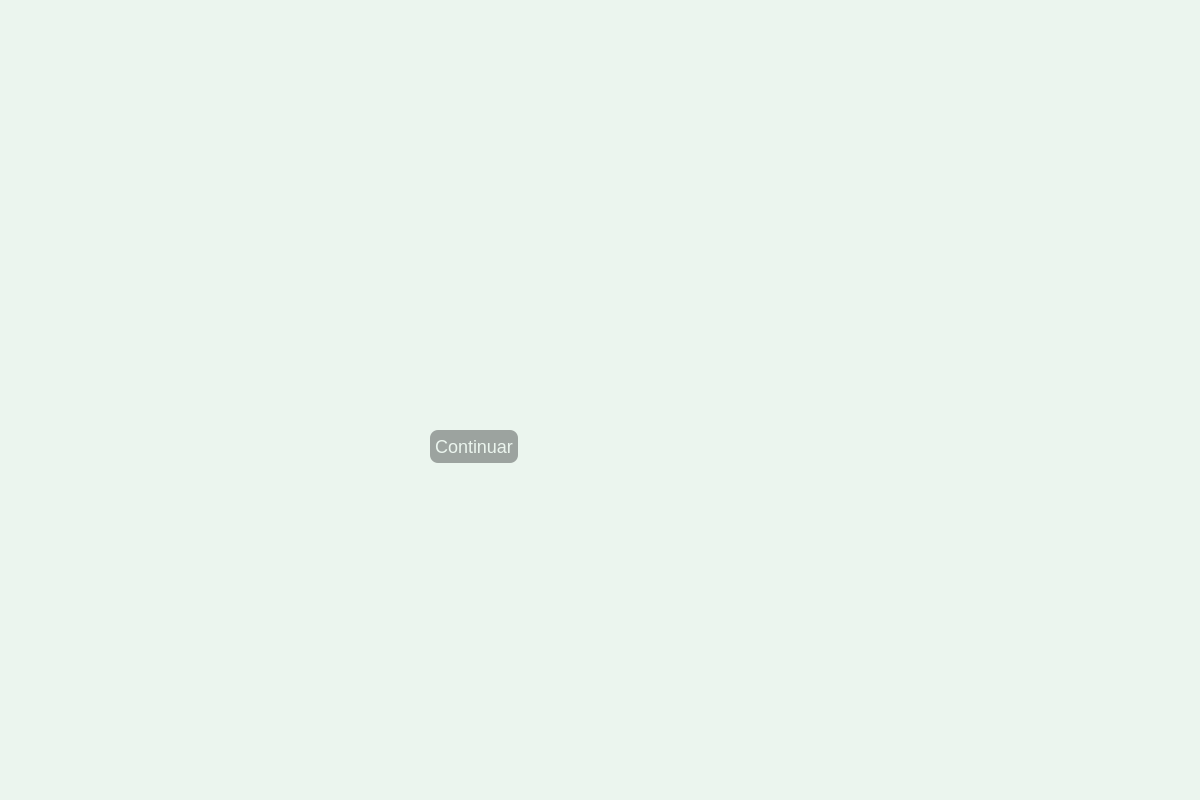
ce-itcr/Gladiators-GBP, file app/pregame.ui: the form before one commit.
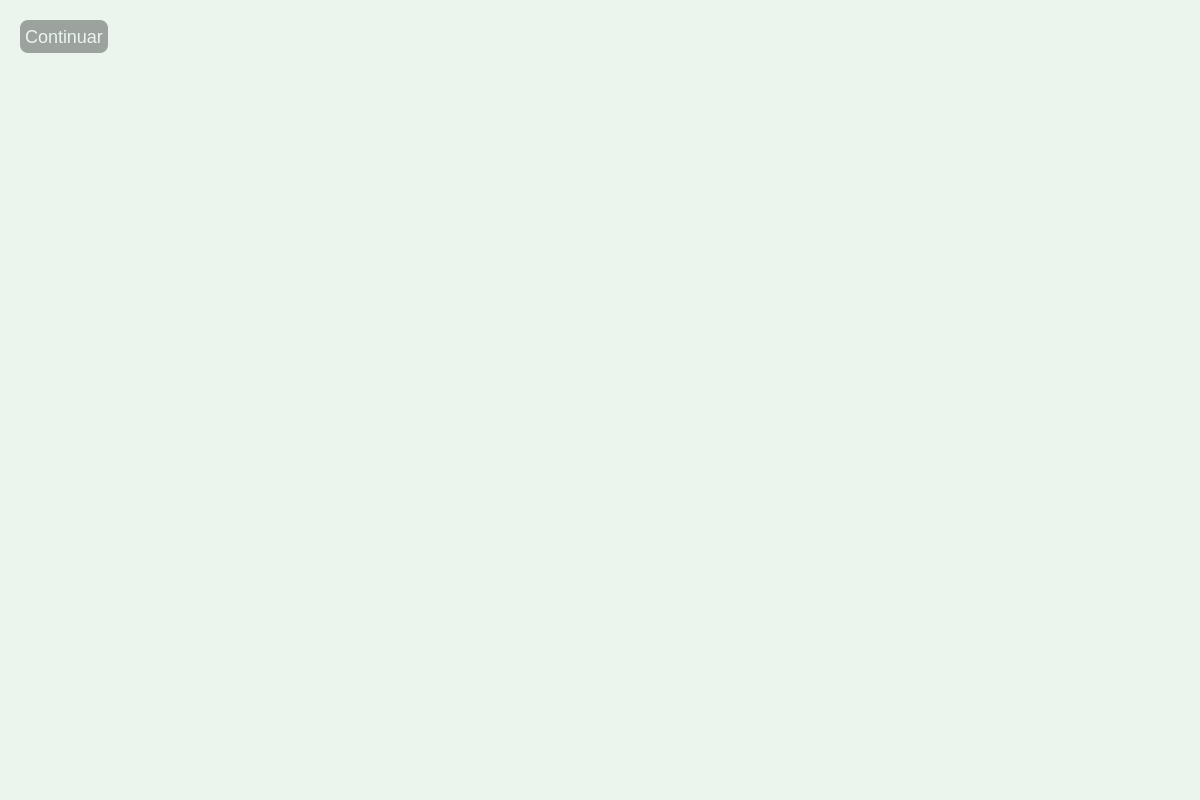
The form after the commit. Icons and pictures are not drawn.

The edit to the form file:
```diff
--- a/app/pregame.ui
+++ b/app/pregame.ui
@@ -23,8 +23,8 @@
   <widget class="QPushButton" name="playGame">
    <property name="geometry">
     <rect>
-     <x>430</x>
-     <y>430</y>
+     <x>20</x>
+     <y>20</y>
      <width>88</width>
      <height>33</height>
     </rect>
```
